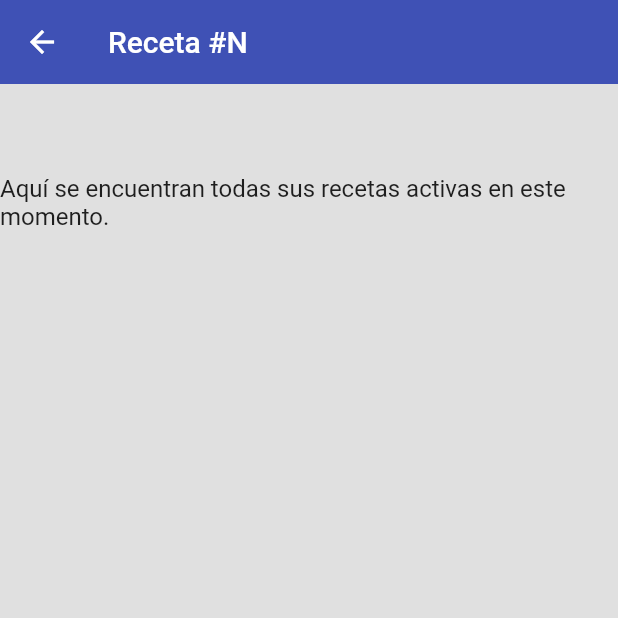
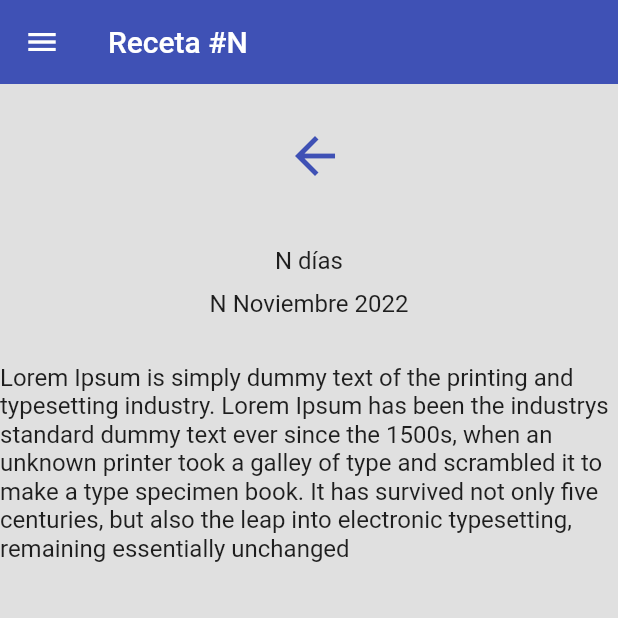
Before and after one commit to Luis-Angel-Santos/fisio_App_Movil, a Flutter app: the RecetaDetail screen opened by its route, on a phone screen of 412 x 824 dp, the top half of it. Run offline on Flutter 3.47's test engine with Material 2 defaults, Android fonts, the light colour scheme and no system bars; our stand-ins replace image_picker.

Commit message:
pantalla de receta

```diff
--- a/lib/screens/receta_detail.dart
+++ b/lib/screens/receta_detail.dart
@@ -1,4 +1,5 @@
 import 'package:flutter/material.dart';
+import 'package:fisio/widgets/burguer_menu.dart';
 
 class RecetaDetail extends StatelessWidget {
   @override
@@ -7,22 +8,52 @@
       appBar: AppBar(
         title: Text('Receta #N'),
       ),
+      drawer: BurguerMenu(),
       body: SingleChildScrollView(
-        child: Form(
           child: Column(
             children: [
               SizedBox(
-                height: 60,
+                height: 20,
               ),
-              Center(
-                child: Text(
-                  'Aquí se encuentran todas sus recetas activas en este momento.',
+               Positioned(
+                  top: 60,
+                  left: 20,
+                  child: IconButton(
+                    onPressed: () => Navigator.of(context).pop(),
+                    icon: Icon(
+                      Icons.arrow_back_sharp,
+                      size: 40,
+                      color: Colors.indigo,
+                    ),
+                  ),
+              ),
+              SizedBox(
+                height: 40,
+              ),
+              Text(
+                  'N días',
                   style: TextStyle(fontSize: 16, fontWeight: FontWeight.normal),
-                ),
               ),
+              SizedBox(
+                height: 10,
+              ),
+              Text(
+                  'N Noviembre 2022',
+                  style: TextStyle(fontSize: 16, fontWeight: FontWeight.normal),
+              ),
+              SizedBox(
+                height: 30,
+              ),
+              Text(
+                  'Lorem Ipsum is simply dummy text of the printing and typesetting industry. Lorem Ipsum has been the industrys standard dummy text ever since the 1500s, when an unknown printer took a galley of type and scrambled it to make a type specimen book. It has survived not only five centuries, but also the leap into electronic typesetting, remaining essentially unchanged',
+                  style: TextStyle(fontSize: 16, fontWeight: FontWeight.normal),
+              ),
+
+
             ]
           )
-        )
+
+
       )
     );
   }
```
